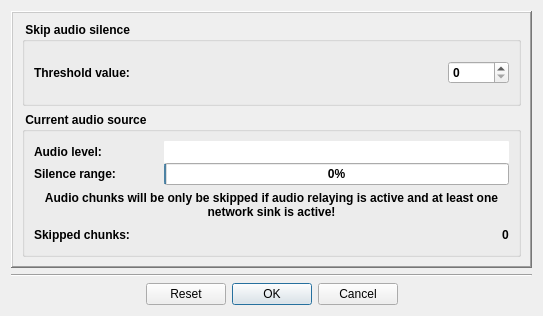
Before: the Qt Designer form Homer/forms/Dialogs/ConfigurationAudioSilenceDialog.ui in Homer-Conferencing/Homer-Conferencing, drawn with Qt 5.
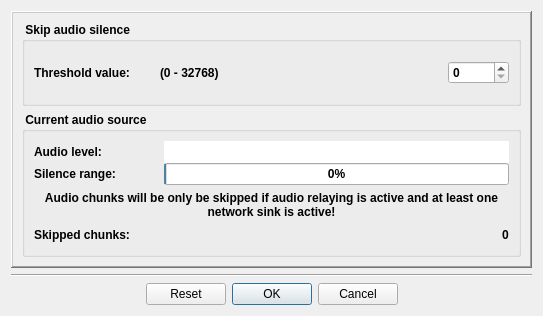
After: the same form once the commit is applied.

The edit to the form file:
```diff
--- a/Homer/forms/Dialogs/ConfigurationAudioSilenceDialog.ui
+++ b/Homer/forms/Dialogs/ConfigurationAudioSilenceDialog.ui
@@ -56,6 +56,13 @@
              </property>
             </widget>
            </item>
+           <item>
+            <widget class="QLabel" name="label_6">
+             <property name="text">
+              <string>(0 - 32768)</string>
+             </property>
+            </widget>
+           </item>
            <item>
             <spacer name="horizontalSpacer">
              <property name="orientation">
```
